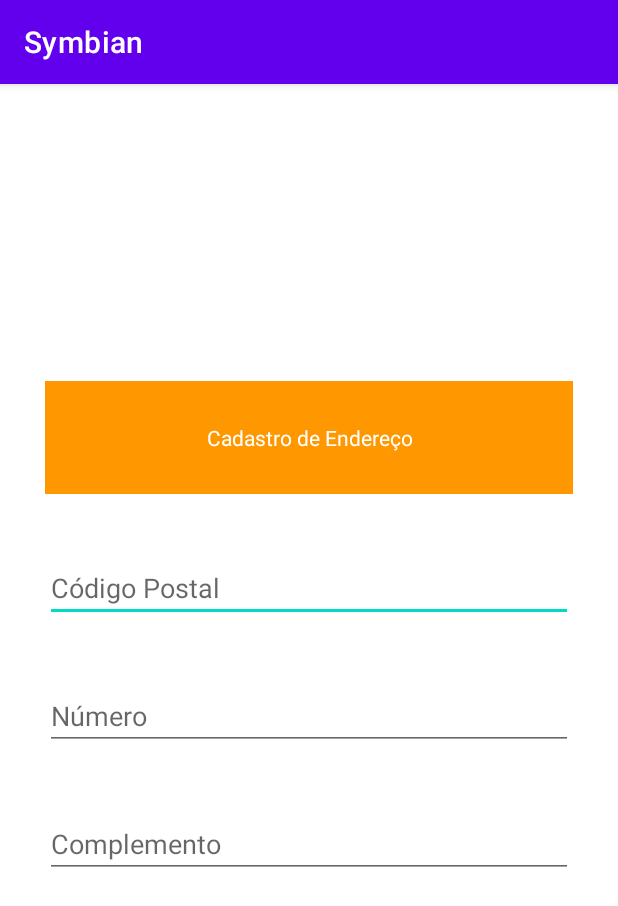
After one commit to Gabriel-Lucena/symbian, an Android app: the CadastroEndereco screen opened directly, with no data from a screen before it, on a phone screen of 412 x 824 dp. The commit adds this screen. Shown: the top 906 px of the screen. Run offline under Robolectric (Android 15) with nearby library versions, the phone set to English and light mode, and no system bars.

Commit message:
Activity de cadastro de endereço criada

```diff
--- a/app/src/main/AndroidManifest.xml
+++ b/app/src/main/AndroidManifest.xml
@@ -9,6 +9,9 @@
         android:roundIcon="@mipmap/ic_launcher_round"
         android:supportsRtl="true"
         android:theme="@style/Theme.Symbian">
+        <activity
+            android:name=".CadastroEndereco"
+            android:exported="false" />
         <activity
             android:name=".CadastroUsuario"
             android:exported="false" />
--- /dev/null
+++ b/app/src/main/java/com/example/symbian/CadastroEndereco.java
@@ -0,0 +1,14 @@
+package com.example.symbian;
+
+import androidx.appcompat.app.AppCompatActivity;
+
+import android.os.Bundle;
+
+public class CadastroEndereco extends AppCompatActivity {
+
+    @Override
+    protected void onCreate(Bundle savedInstanceState) {
+        super.onCreate(savedInstanceState);
+        setContentView(R.layout.activity_cadastro_endereco);
+    }
+}
--- /dev/null
+++ b/app/src/main/res/layout/activity_cadastro_endereco.xml
@@ -0,0 +1,50 @@
+<?xml version="1.0" encoding="utf-8"?>
+<ScrollView xmlns:android="http://schemas.android.com/apk/res/android"
+    xmlns:tools="http://schemas.android.com/tools"
+    android:layout_width="match_parent"
+    android:layout_height="match_parent"
+    tools:context=".CadastroEndereco">
+
+    <LinearLayout
+        android:layout_width="match_parent"
+        android:layout_height="match_parent"
+        android:layout_gravity="center"
+        android:gravity="center"
+        android:orientation="vertical"
+        tools:context=".CadastroEndereco">
+
+        <TextView
+            style="@style/CadastroEndereco_titulo"
+            android:layout_width="match_parent"
+            android:layout_height="match_parent"
+            android:text="@string/CadastroEndereco_titulo" />
+
+
+        <EditText
+            android:id="@+id/txtCEPEnderecoCadastro"
+            style="@style/CadastroEndereco_editText"
+            android:layout_width="match_parent"
+            android:layout_height="match_parent"
+            android:hint="@string/CadastroEndereco_cep"
+            android:inputType="text" />
+
+
+        <EditText
+            android:id="@+id/txtNumeroEnderecoCadastro"
+            style="@style/CadastroEndereco_editText"
+            android:layout_width="match_parent"
+            android:layout_height="match_parent"
+            android:hint="@string/CadastroEndereco_numero"
+            android:inputType="number" />
+
+        <EditText
+            android:id="@+id/txtComplementoEnderecoCadastro"
+            style="@style/CadastroEndereco_editText"
+            android:layout_width="match_parent"
+            android:layout_height="wrap_content"
+            android:hint="@string/CadastroEndereco_complemento"
+            android:inputType="text" />
+
+    </LinearLayout>
+
+</ScrollView>
--- a/app/src/main/res/values/strings.xml
+++ b/app/src/main/res/values/strings.xml
@@ -1,8 +1,14 @@
 <resources>
     <string name="app_name">Symbian</string>
-    <string name="cadastroUsuario_titulo">Cadastro de Usuário</string>
-    <string name="cadastroUsuario_nome">Nome</string>
-    <string name="cadastroUsuario_sobrenome">Sobrenome</string>
-    <string name="cadastroUsuario_login">Login</string>
-    <string name="cadastroUsuario_senha">Senha</string>
+
+    <string name="CadastroUsuario_titulo">Cadastro de Usuário</string>
+    <string name="CadastroUsuario_nome">Nome</string>
+    <string name="CadastroUsuario_sobrenome">Sobrenome</string>
+    <string name="CadastroUsuario_login">Login</string>
+    <string name="CadastroUsuario_senha">Senha</string>
+
+    <string name="CadastroEndereco_cep">Código Postal</string>
+    <string name="CadastroEndereco_titulo">Cadastro de Endereço</string>
+    <string name="CadastroEndereco_numero">Número</string>
+    <string name="CadastroEndereco_complemento">Complemento</string>
 </resources>
--- a/app/src/main/res/values/styles.xml
+++ b/app/src/main/res/values/styles.xml
@@ -1,7 +1,7 @@
 <?xml version="1.0" encoding="utf-8"?>
 <resources>
 
-    <style name="cadastroUsuario_titulo">
+    <style name="CadastroUsuario_titulo">
 
         <item name="android:layout_marginStart">30dp</item>
         <item name="android:layout_marginEnd">30dp</item>
@@ -14,12 +14,34 @@
 
     </style>
 
-    <style name="cadastroUsuario_editText">
+    <style name="CadastroUsuario_editText">
+
         <item name="android:layout_marginStart">30dp</item>
         <item name="android:layout_marginEnd">30dp</item>
         <item name="android:layout_marginBottom">40dp</item>
+
+    </style>
+
+    <style name="CadastroEndereco_editText">
+
+        <item name="android:layout_marginStart">30dp</item>
+        <item name="android:layout_marginEnd">30dp</item>
+        <item name="android:layout_marginBottom">40dp</item>
+
+    </style>
+
+    <style name="CadastroEndereco_titulo">
+
+        <item name="android:layout_marginStart">30dp</item>
+        <item name="android:layout_marginEnd">30dp</item>
+        <item name="android:layout_marginBottom">40dp</item>
+        <item name="android:background">#FF9800</item>
+        <item name="textFillColor">@android:color/white</item>
+        <item name="android:padding">28dp</item>
+        <item name="android:gravity">center</item>
+        <item name="android:textColor">@color/white</item>
+
     </style>
 
 
-
 </resources>
```
Also changed, not shown: app/src/main/res/layout/activity_cadastro_usuario.xml (+10 -10 lines).
